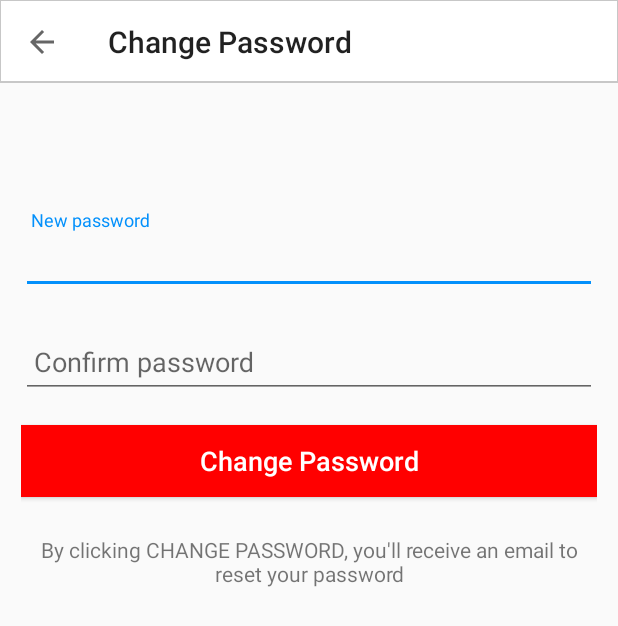
After one commit to levavb/TheStrongbox, an Android app: the ChangePasswordActivity screen opened directly, with no data from a screen before it, on a phone screen of 412 x 824 dp. The commit adds this screen. Shown: the top 626 px of the screen. Run offline under Robolectric (Android 15) with nearby library versions, the phone set to English and light mode, and no system bars; our stand-ins replace Firebase (no records; nobody signed in at launch, a user with empty details on screens opened directly).

Commit message:
Add change password option

```diff
--- a/app/src/main/AndroidManifest.xml
+++ b/app/src/main/AndroidManifest.xml
@@ -39,6 +39,7 @@
         <activity
             android:name=".ProfileSetting.SettingsActivity"
             android:configChanges="orientation|screenSize"
+            android:launchMode="singleInstance"
             android:parentActivityName=".Home.MainActivity"/>
         <activity
         android:name=".Account.AddAccountActivity"
@@ -48,6 +49,10 @@
             android:name=".Account.UpdateAccountActivity"
             android:configChanges="orientation|screenSize"
             android:parentActivityName=".Home.MainActivity"/>
+        <activity
+            android:name=".ForgotPassword.ChangePasswordActivity"
+            android:configChanges="orientation|screenSize"
+            android:parentActivityName=".ProfileSetting.SettingsActivity"/>
     </application>
 
 </manifest>
--- a/app/src/main/java/com/example/thestrongbox/Account/AddAccountActivity.java
+++ b/app/src/main/java/com/example/thestrongbox/Account/AddAccountActivity.java
@@ -101,7 +101,7 @@ public class AddAccountActivity extends MyBaseActivity {
             String data_push_id = user_data_key.getKey();
 
             HashMap<String, Object> strongBoxEntry_text_body = new HashMap<>();
-            strongBoxEntry_text_body.put("email", email);
+
 
             String password_enc = null;
             try {
@@ -109,6 +109,7 @@ public class AddAccountActivity extends MyBaseActivity {
             } catch (Exception e) {
                 e.printStackTrace();
             }
+            strongBoxEntry_text_body.put("email", email);
             strongBoxEntry_text_body.put("password", password_enc);
             strongBoxEntry_text_body.put("note", note);
             strongBoxEntry_text_body.put("url", url);
--- /dev/null
+++ b/app/src/main/java/com/example/thestrongbox/ForgotPassword/ChangePasswordActivity.java
@@ -0,0 +1,170 @@
+package com.example.thestrongbox.ForgotPassword;
+
+import android.content.Context;
+import android.content.Intent;
+import android.os.Bundle;
+import android.support.annotation.NonNull;
+import android.support.v7.widget.Toolbar;
+import android.text.TextUtils;
+import android.util.Log;
+
+import android.view.View;
+import android.widget.Button;
+import android.widget.EditText;
+import android.widget.Toast;
+
+import com.example.thestrongbox.Model.AESCrypt;
+import com.example.thestrongbox.Model.CryptoHash;
+import com.example.thestrongbox.Model.MyBaseActivity;
+import com.example.thestrongbox.ProfileSetting.SettingsActivity;
+import com.example.thestrongbox.R;
+import com.google.android.gms.tasks.OnCompleteListener;
+import com.google.android.gms.tasks.OnFailureListener;
+import com.google.android.gms.tasks.Task;
+import com.google.firebase.auth.FirebaseAuth;
+import com.google.firebase.auth.FirebaseUser;
+import com.google.firebase.database.DataSnapshot;
+import com.google.firebase.database.DatabaseError;
+import com.google.firebase.database.DatabaseReference;
+import com.google.firebase.database.FirebaseDatabase;
+import com.google.firebase.database.ValueEventListener;
+
+import java.security.NoSuchAlgorithmException;
+
+
+public class ChangePasswordActivity extends MyBaseActivity {
+
+    private Toolbar mToolbar;
+    private EditText newPass;
+    private EditText newPassConfirm;
+    private Button ChangePassButton;
+    private Context myContext = ChangePasswordActivity.this;
+
+    private DatabaseReference userDatabaseReferenceData;
+    private FirebaseAuth auth;
+
+    byte[] newMasterKey;
+
+    @Override
+    protected void onCreate(Bundle savedInstanceState) {
+        super.onCreate(savedInstanceState);
+
+        setContentView(R.layout.activity_change_pass);
+
+        mToolbar = findViewById(R.id.cp_toolbar);
+        setSupportActionBar(mToolbar);
+        getSupportActionBar().setTitle("Change Password");
+        getSupportActionBar().setDisplayHomeAsUpEnabled(true);
+
+
+        auth = FirebaseAuth.getInstance();
+        String user_uID = auth.getCurrentUser().getUid();
+        userDatabaseReferenceData = FirebaseDatabase.getInstance().getReference().child("users").child(user_uID).child("data");
+
+
+        newMasterKey = new byte[16];
+
+
+        newPass        = findViewById(R.id.newPass);
+        newPassConfirm = findViewById(R.id.newPassConfirm);
+
+        ChangePassButton = findViewById(R.id.ChangePassButton);
+
+    }
+
+    public void onStart() {
+        super.onStart();
+
+        ChangePassButton.setOnClickListener(new View.OnClickListener() {
+            @Override
+            public void onClick(View v) {
+
+                String new_pass = newPass.getText().toString();
+                String new_pass_confirm = newPassConfirm.getText().toString();
+
+                if (TextUtils.isEmpty(new_pass)) {
+                    Toast.makeText(myContext, "Please fill this password field", Toast.LENGTH_SHORT).show();
+                } else if (new_pass.length() < 6) {
+                    Toast.makeText(myContext, "Create a password at least 6 characters long.", Toast.LENGTH_SHORT).show();
+                } else if (TextUtils.isEmpty(new_pass_confirm)) {
+                    Toast.makeText(myContext, "Please retype in password field", Toast.LENGTH_SHORT).show();
+                } else if (!new_pass.equals(new_pass_confirm)) {
+                    Toast.makeText(myContext, "Your password don't match with your confirm password", Toast.LENGTH_SHORT).show();
+                } else {
+
+                    FirebaseUser user = auth.getCurrentUser();
+
+                    user.updatePassword(new_pass)
+                            .addOnCompleteListener(new OnCompleteListener<Void>() {
+                                @Override
+                                public void onComplete(@NonNull Task<Void> task) {
+                                    if (task.isSuccessful()) {
+                                        Log.d("AFEK", "User password updated.");
+                                        UpdateBDwithNewPassword();
+                                    }
+                                }
+                            });
+                }
+                new_pass = "";
+                new_pass_confirm = "";
+                Intent intent = new Intent(ChangePasswordActivity.this, SettingsActivity.class);
+                intent.setFlags(Intent.FLAG_ACTIVITY_CLEAR_TOP);
+                startActivity(intent);
+                finish();
+            }
+
+        });
+
+    }
+
+    public void UpdateBDwithNewPassword () {
+        try {
+            newMasterKey = CryptoHash.getSha256(newPass.getText().toString());
+        } catch (NoSuchAlgorithmException e) {
+            e.printStackTrace();
+        }
+        newPass.setText("");
+        newPassConfirm.setText("");
+        userDatabaseReferenceData.addListenerForSingleValueEvent(new ValueEventListener() {
+            @Override
+            public void onDataChange(DataSnapshot dataSnapshot) {
+
+                for (DataSnapshot postSnapshot: dataSnapshot.getChildren()) {
+
+                    String Spass_enc = postSnapshot.child("password").getValue().toString();
+
+                    String Spass = null;
+                    String new_pass_enc = null;
+                    try {
+                        Spass = AESCrypt.decrypt(Spass_enc, MasterKey);
+                        new_pass_enc = AESCrypt.encrypt(Spass, newMasterKey);
+                    } catch (Exception e) {
+                        //TODO: think what to do in this case
+                        e.printStackTrace();
+                    }
+                    userDatabaseReferenceData.child(postSnapshot.getKey()).child("password").setValue(new_pass_enc)
+                            .addOnCompleteListener(new OnCompleteListener<Void>() {
+                                @Override
+                                public void onComplete(@NonNull Task<Void> task) {
+                                    Log.d("UpdateDB:", "Completed");
+                                }
+                            }).addOnFailureListener(new OnFailureListener() {
+                        @Override
+                        public void onFailure(@NonNull Exception e) {
+                            Log.d("UpdateDB:", "Failed");
+                        }
+                    });
+
+                }
+                MasterKey = newMasterKey;
+            }
+            @Override
+            public void onCancelled(DatabaseError databaseError) {
+                Log.d("OnCancelled", "on");
+            }
+        });
+
+
+    }
+
+}
--- a/app/src/main/java/com/example/thestrongbox/LoginReg/RegisterActivity.java
+++ b/app/src/main/java/com/example/thestrongbox/LoginReg/RegisterActivity.java
@@ -65,7 +65,7 @@ public class RegisterActivity extends AppCompatActivity {
         user = mAuth.getCurrentUser();
 
         registerUserFullName = (EditText)findViewById(R.id.registerFullName);
-        registerUserEmail = (EditText)findViewById(R.id.registerEmail);
+        registerUserEmail   = (EditText)findViewById(R.id.registerEmail);
         registerUserMobileNo = (EditText)findViewById(R.id.registerMobileNo);
         registerUserPassword = (EditText)findViewById(R.id.registerPassword);
         confirmRegisterUserPassword = (EditText)findViewById(R.id.confirm_registerPassword);
--- /dev/null
+++ b/app/src/main/res/layout/activity_change_pass.xml
@@ -0,0 +1,73 @@
+<?xml version="1.0" encoding="utf-8"?>
+<LinearLayout android:layout_height="match_parent"
+    android:layout_width="match_parent"
+    xmlns:tools="http://schemas.android.com/tools"
+    android:orientation="vertical"
+    tools:context=".ForgotPassword.ChangePasswordActivity"
+    xmlns:android="http://schemas.android.com/apk/res/android"
+    xmlns:app="http://schemas.android.com/apk/res-auto">
+
+    <include
+        android:id="@+id/cp_toolbar"
+        layout="@layout/all_app_bar_layout" />
+
+    <LinearLayout
+        android:layout_margin="10dp"
+        android:padding="4dp"
+        android:orientation="vertical"
+        android:layout_width="match_parent"
+        android:layout_height="match_parent">
+
+        <android.support.design.widget.TextInputLayout
+            android:layout_width="match_parent"
+            android:layout_height="wrap_content"
+            android:layout_marginTop="70dp"
+            android:layout_marginBottom="8dp">
+            <EditText
+                android:layout_width="match_parent"
+                android:layout_height="wrap_content"
+                android:id="@+id/newPass"
+                android:inputType="textEmailAddress"
+                android:hint=" New password"
+                />
+        </android.support.design.widget.TextInputLayout>
+
+
+        <android.support.design.widget.TextInputLayout
+            android:layout_width="match_parent"
+            android:layout_height="wrap_content"
+            android:layout_marginTop="5dp"
+            android:layout_marginBottom="8dp">
+            <EditText
+                android:id="@+id/newPassConfirm"
+                android:layout_width="match_parent"
+                android:layout_height="wrap_content"
+                android:hint=" Confirm password"
+                android:inputType="textEmailAddress" />
+        </android.support.design.widget.TextInputLayout>
+
+        <Button
+            android:id="@+id/ChangePassButton"
+            android:layout_width="match_parent"
+            android:layout_height="wrap_content"
+            android:layout_marginTop="10dp"
+            android:layout_marginBottom="10dp"
+            android:background="@color/red"
+            android:padding="10dp"
+            android:text="Change Password"
+            android:textAllCaps="false"
+            android:textColor="@color/white"
+            android:textSize="18sp" />
+
+        <TextView
+            android:id="@+id/tv"
+            android:layout_width="match_parent"
+            android:layout_height="wrap_content"
+            android:text="By clicking CHANGE PASSWORD, you'll receive an email to reset your password"
+            android:layout_marginTop="10dp"
+            android:padding="5dp"
+            android:gravity="center"
+            />
+    </LinearLayout>
+
+</LinearLayout>
```
Also changed, not shown: app/src/main/java/com/example/thestrongbox/ProfileSetting/SettingsActivity.java (+13 -0 lines), app/src/main/res/layout/activity_settings.xml (+12 -0 lines).
